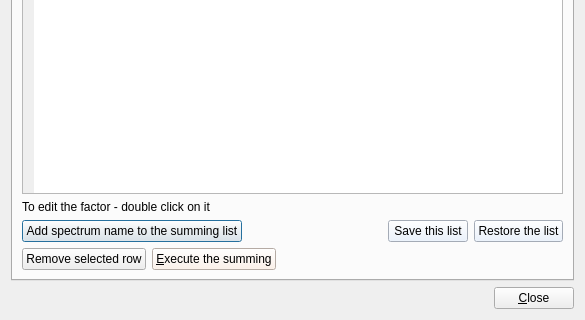
Above: t4merge_2d_spectra_dlg.ui from jgrebosz/test-greware before the change; both pictures show x 0 to 585 and y 211 to 531 of the 585 by 531 pixel window. Below: the same form after it.
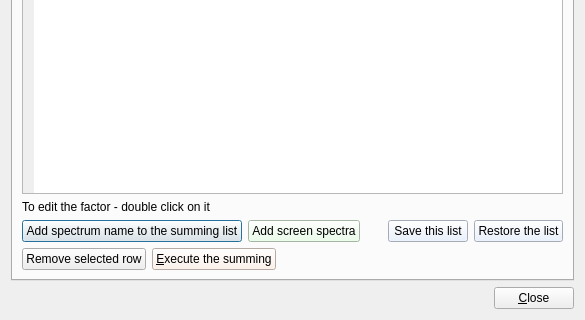
That is the form after the change. The open tabs and pages were chosen to show the change.

Patch:
```diff
--- a/t4merge_2d_spectra_dlg.ui
+++ b/t4merge_2d_spectra_dlg.ui
@@ -112,6 +112,16 @@
            </property>
           </widget>
          </item>
+         <item>
+          <widget class="QPushButton" name="pushButton_screen_spectra">
+           <property name="styleSheet">
+            <string notr="true">background-color: rgb(230, 255, 228);</string>
+           </property>
+           <property name="text">
+            <string>Add screen spectra</string>
+           </property>
+          </widget>
+         </item>
          <item>
           <spacer name="horizontalSpacer">
            <property name="orientation">
```
Left out of the diff: 2 changed lines with no effect on the pictures.
